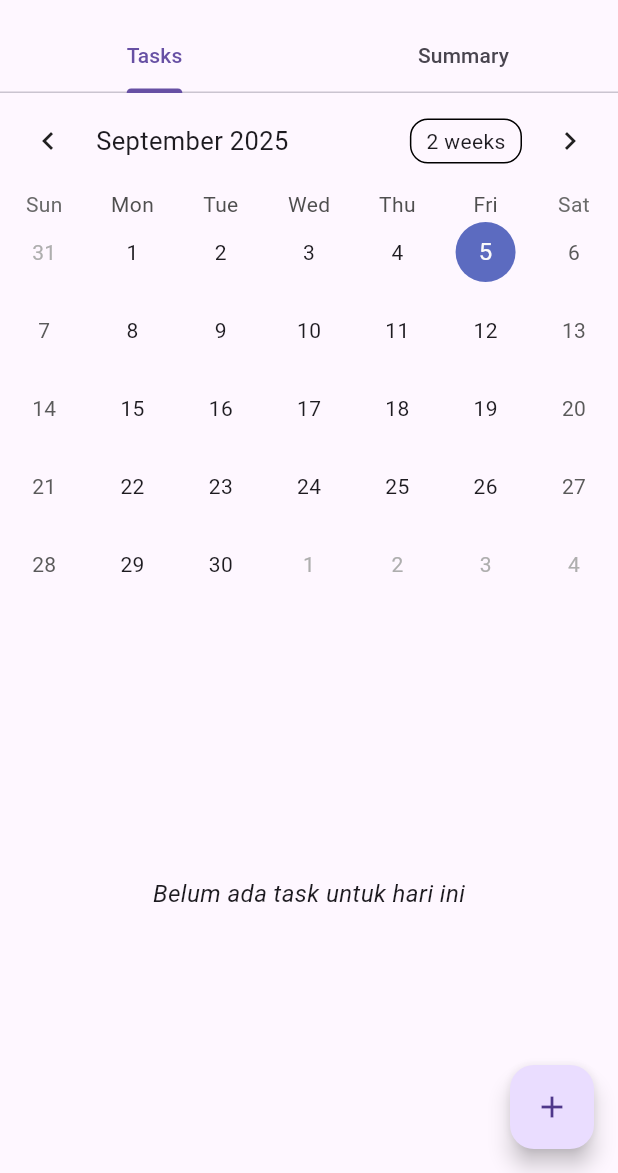
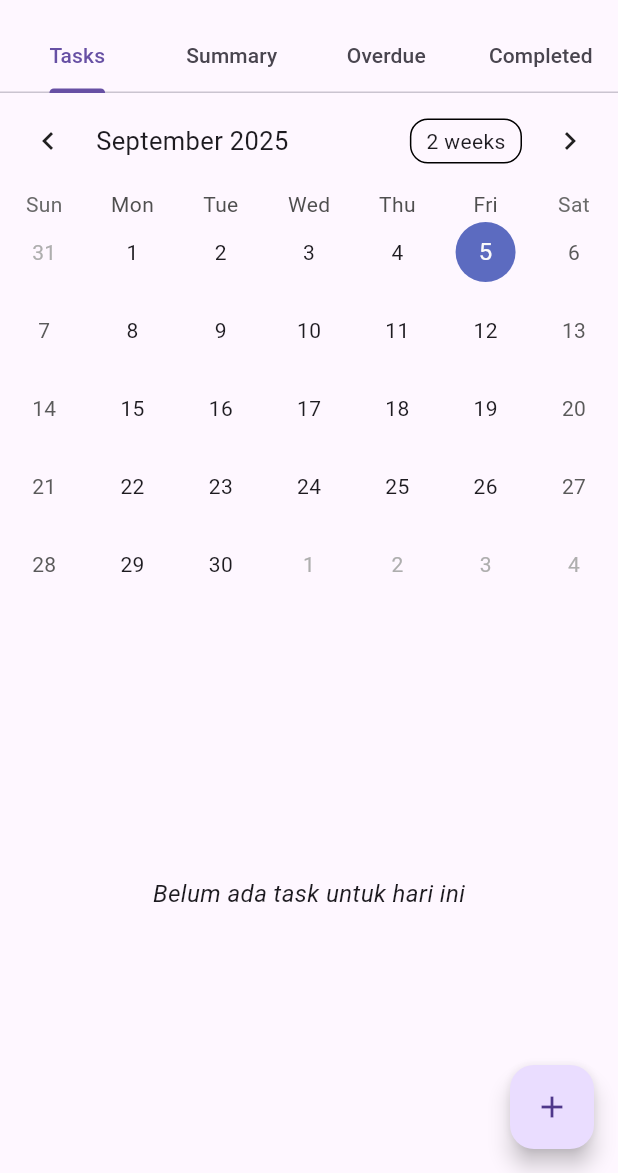
Before and after one commit to satriobp-lab/WatchaDoinApp, a Flutter app: the screen it shows after launch, on a phone screen of 412 x 824 dp, the part 63-1236 px from its top. Run offline on Flutter 3.47's test engine with Material 3 defaults, Android fonts, the light colour scheme and no system bars; drawn by our look-alikes of table_calendar; our stand-ins replace shared_preferences.

Commit message:
Add Overdue and Completed Tabs

```diff
--- a/lib/main.dart
+++ b/lib/main.dart
@@ -69,9 +69,8 @@ class _CalendarScreenState extends State<CalendarScreen>
   void initState() {
     super.initState();
     _selectedDay = _focusedDay;
-    _tabController = TabController(length: 2, vsync: this);
+    _tabController = TabController(length: 4, vsync: this);
 
-    // Penting: trigger rebuild saat pindah tab supaya FAB ikut berubah
     _tabController.addListener(() {
       if (!_tabController.indexIsChanging && mounted) {
         setState(() {});
@@ -250,6 +249,63 @@ class _CalendarScreenState extends State<CalendarScreen>
     }
   }
 
+  // 🔹 Widget untuk Overdue & Completed page
+  Widget buildFilteredTasksPage(
+      bool Function(Task) filter,
+      String emptyText, {
+        IconData icon = Icons.event_note, // default
+        Color iconColor = Colors.blueGrey,
+      }) {
+    if (allTasks.isEmpty) {
+      return Center(
+        child: Text(emptyText,
+            style: const TextStyle(
+                fontSize: 16, fontStyle: FontStyle.italic)),
+      );
+    }
+
+    final filteredEntries = allTasks.entries.where((entry) {
+      final tasks = entry.value.where(filter).toList();
+      return tasks.isNotEmpty;
+    }).toList();
+
+    if (filteredEntries.isEmpty) {
+      return Center(
+        child: Text(emptyText,
+            style: const TextStyle(
+                fontSize: 16, fontStyle: FontStyle.italic)),
+      );
+    }
+
+    return ListView(
+      children: filteredEntries.expand<Widget>((entry) {
+        final dateKey = entry.key;
+        final tasks = entry.value.where(filter).toList();
+
+        return <Widget>[
+          Padding(
+            padding: const EdgeInsets.symmetric(vertical: 8.0, horizontal: 16),
+            child: Text(
+              "Tanggal: $dateKey",
+              style:
+              const TextStyle(fontSize: 16, fontWeight: FontWeight.bold),
+            ),
+          ),
+          ...tasks.map(
+                (task) => ListTile(
+              leading: Icon(icon, color: iconColor),
+              title: Text(task.title),
+              subtitle: Text(
+                "Priority: ${task.priority} | Deadline: ${task.deadline ?? '-'}",
+              ),
+            ),
+          ),
+          const Divider(height: 16),
+        ];
+      }).toList(),
+    );
+  }
+
   @override
   Widget build(BuildContext context) {
     return Scaffold(
@@ -260,6 +316,8 @@ class _CalendarScreenState extends State<CalendarScreen>
           tabs: const [
             Tab(text: "Tasks"),
             Tab(text: "Summary"),
+            Tab(text: "Overdue"),
+            Tab(text: "Completed"),
           ],
         ),
       ),
@@ -384,33 +442,21 @@ class _CalendarScreenState extends State<CalendarScreen>
             ],
           ),
 
-          // ===== TAB SUMMARY (semua tanggal) =====
+          // ===== TAB SUMMARY =====
           allTasks.isEmpty
               ? const Center(
             child: Text(
               "Belum ada task sama sekali",
-              style:
-              TextStyle(fontSize: 16, fontStyle: FontStyle.italic),
+              style: TextStyle(
+                  fontSize: 16, fontStyle: FontStyle.italic),
             ),
           )
               : ListView(
             children: allTasks.entries.expand<Widget>((entry) {
               final dateKey = entry.key;
-              final tasks = entry.value
-                  .where((task) => !task.isDone)
-                  .toList()
-                ..sort((a, b) {
-                  final da = _parseDeadline(a.deadline);
-                  final db = _parseDeadline(b.deadline);
-                  if (da == null && db == null) return 0;
-                  if (da == null) return 1; // tanpa deadline di bawah
-                  if (db == null) return -1;
-                  return da.compareTo(db);
-                });
+              final tasks = entry.value;
 
-              if (tasks.isEmpty) {
-                return const <Widget>[];
-              }
+              if (tasks.isEmpty) return const <Widget>[];
 
               return <Widget>[
                 Padding(
@@ -422,22 +468,42 @@ class _CalendarScreenState extends State<CalendarScreen>
                         fontSize: 16, fontWeight: FontWeight.bold),
                   ),
                 ),
-                ...tasks.map<Widget>(
+                ...tasks.map(
                       (task) => ListTile(
                     leading: const Icon(Icons.event_note),
                     title: Text(task.title),
                     subtitle: Text(
-                      "Priority: ${task.priority} | Deadline: ${task.deadline ?? '-'}",
-                    ),
+                        "Priority: ${task.priority} | Deadline: ${task.deadline ?? '-'}"),
                   ),
                 ),
                 const Divider(height: 16),
               ];
             }).toList(),
           ),
+
+          // ===== TAB OVERDUE =====
+          buildFilteredTasksPage(
+                (task) {
+              final deadline = _parseDeadline(task.deadline);
+              return !task.isDone &&
+                  deadline != null &&
+                  deadline.isBefore(DateTime.now());
+            },
+            "Tidak ada overdue task",
+            icon: Icons.warning_amber_rounded,
+            iconColor: Colors.red,
+          ),
+
+          // ===== TAB COMPLETED =====
+          buildFilteredTasksPage(
+                (task) => task.isDone,
+            "Tidak ada completed task",
+            icon: Icons.check_circle,
+            iconColor: Colors.green,
+          ),
+
         ],
       ),
-      // FAB hanya muncul di tab Tasks
       floatingActionButton: _tabController.index == 0
           ? FloatingActionButton(
         onPressed: showAddTaskDialog,
```
